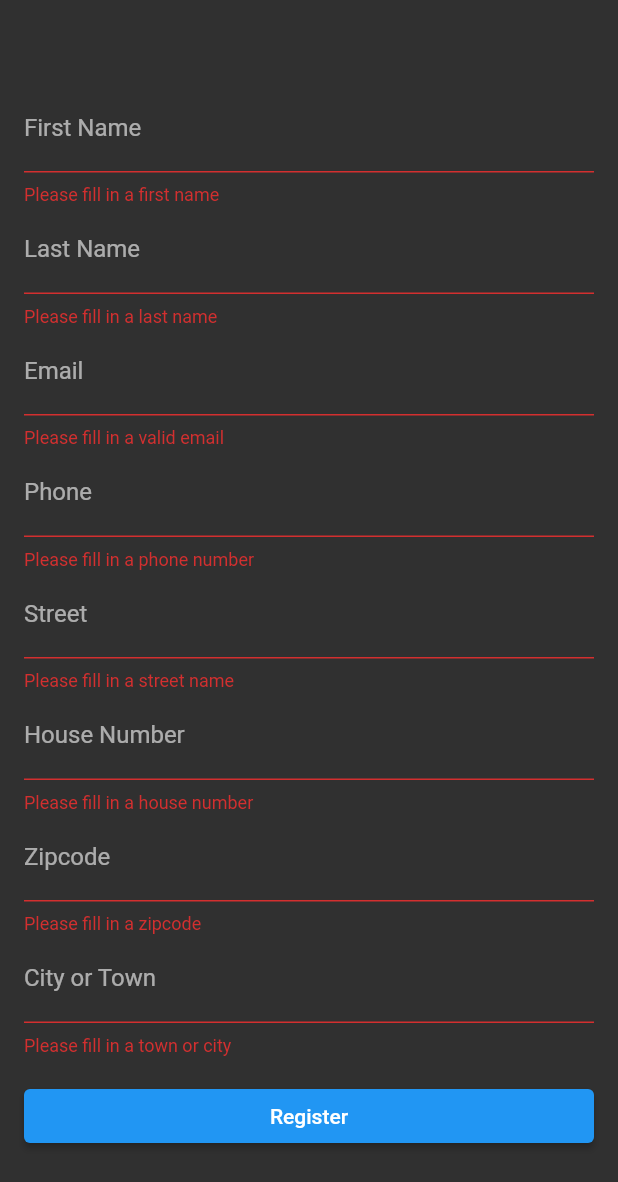
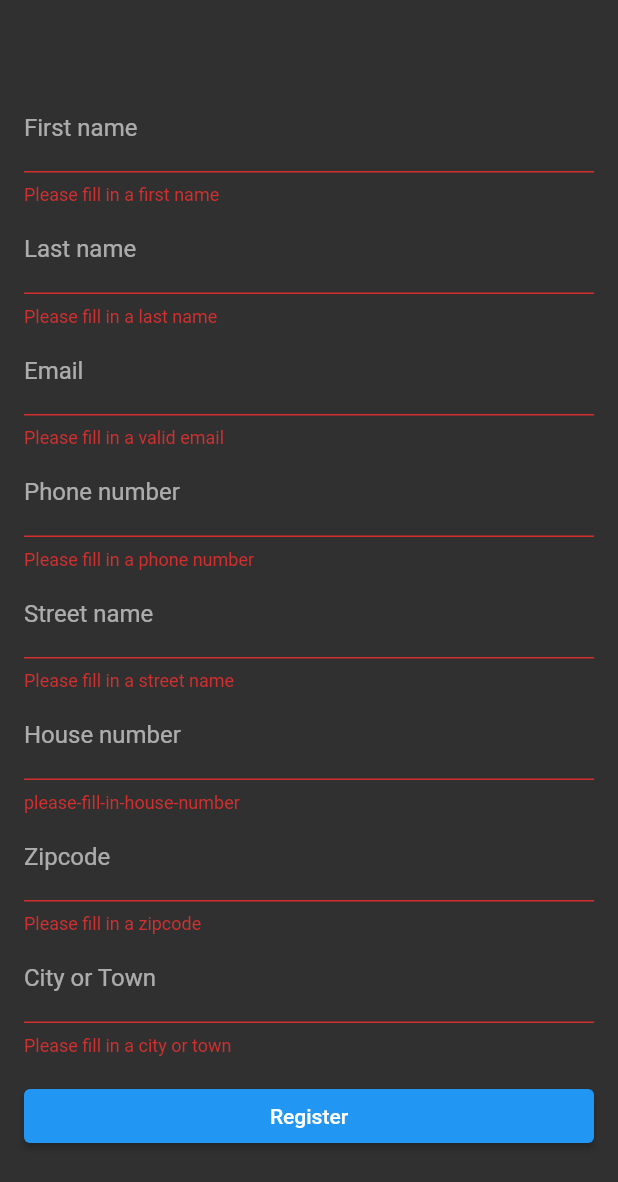
Before and after one commit to stijnschout3n/plmbr, a Flutter app: the AddCustomerScreen screen opened by its route, after a tap on "Register", on a phone screen of 412 x 824 dp. Shown: the top 1182 px of the screen. Run offline on Flutter 3.47's test engine with Material 2 defaults, Android fonts, the phone set to English and light mode, and no system bars; our stand-ins replace cloud_firestore, easy_localization, firebase_auth, firebase_core, font_awesome_flutter, google_sign_in and 5 more; missing offline and left inert: dart:ffi, searchable_listview; accounts and stored records are empty; network calls fail.

Commit message:
translations added for pages

```diff
--- a/assets/translations/en.json
+++ b/assets/translations/en.json
@@ -1,4 +1,36 @@
 {
-    "login-as-guest": "Continue as Guest"
+    "login-as-guest": "Continue as Guest",
+    "login-with-google": "Login with Google",
+    "login-test-user": "Test user",
 
+    "CRM": "CRM",
+    "add": "Add",
+    "search-customer": "Search customer",
+    "no-customers-found": "No customers found in customer database",
+    "please-fill-in-first-name": "Please fill in a first name",
+    "enter-first-name": "Enter first name",
+    "first-name": "First name",
+    "please-fill-in-last-name": "Please fill in a last name",
+    "enter-last-name": "Enter last name",
+    "last-name": "Last name",
+    "please-fill-in-email": "Please fill in a valid email",
+    "enter-email": "Enter email",
+    "please-fill-in-phone": "Please fill in a phone number",
+    "enter-phone": "Enter phone number",
+    "phone": "Phone number",
+    "please-fill-in-street": "Please fill in a street name",
+    "enter-street": "Enter street name",
+    "street": "Street name",
+    "please-fill-in-housenumber": "Please enter a house number",
+    "enter-housenumber": "Enter house number",
+    "house-number": "House number",
+    "please-fill-in-zipcode": "Please fill in a zipcode",
+    "enter-zipcode": "Enter zipcode",
+    "zipcode": "Zipcode",
+    "please-fill-in-town": "Please fill in a city or town",
+    "enter-town": "Enter city or town",
+    "town": "City or Town",
+
+    "register": "Register",
+    "registration-sent": "Registration sent"
 }
--- a/assets/translations/nl.json
+++ b/assets/translations/nl.json
@@ -1,3 +1,36 @@
 {
-    "login-as-guest": "Ga verder als gast"
+    "login-as-guest": "Ga verder als gast",
+    "login-with-google": "Login met Google",
+    "login-test-user": "Test user",
+
+    "CRM": "Klanten",
+    "add": "Voeg toe",
+    "search-customer": "Zoek klant",
+    "no-customers-found": "Geen klanten gevonden in klantenbestand",
+    "please-fill-in-first-name": "Vul s.v.p. een voornaam in",
+    "enter-first-name": "Vul voornaam in",
+    "first-name": "Voornaam",
+    "please-fill-in-last-name": "Vul s.v.p. een achternaam in",
+    "enter-last-name": "Vul achternaam in",
+    "last-name": "Achternaam",
+    "please-fill-in-email": "Vul een geldig emailadres in",
+    "enter-email": "Vul in emailadres",
+    "please-fill-in-phone": "Vul s.v.p. het telefoonnummer in",
+    "enter-phone": "Vul telefoonnummer in",
+    "phone": "Telefoonnummer",
+    "please-fill-in-street": "Vul s.v.p. een straatnaam in",
+    "enter-street": "Vul straatnaam in",
+    "street": "Straatnaam",
+    "please-fill-in-house-number": "Vul s.v.p. een huisnummer in",
+    "enter-house-number": "Vul huisnummer in",
+    "house-number": "Huisnummer",
+    "please-fill-in-zipcode": "Vul s.v.p. een postcode in",
+    "enter-zipcode": "Vul postcode in",
+    "zipcode": "Postcode",
+    "please-fill-in-town": "Vul s.v.p. een woonplaats in",
+    "enter-town": "Vul woonplaats in",
+    "town": "Woonplaats",
+
+    "register": "Registeren",
+    "registration-sent": "Registratie verzonden"
 }
--- a/lib/apps/apps.dart
+++ b/lib/apps/apps.dart
@@ -1,3 +1,4 @@
+import 'package:easy_localization/easy_localization.dart';
 import 'package:flutter/material.dart';
 import 'package:plmbr/shared/shared.dart';
 
@@ -31,10 +32,10 @@ class AppsScreen extends StatelessWidget {
                           fit: BoxFit.contain,
                         ),
                       )),
-                      const Flexible(
+                      Flexible(
                           child: Padding(
                         padding: EdgeInsets.only(left: 20, right: 20),
-                        child: Text("CRM"),
+                        child: Text(tr("CRM")),
                       ))
                     ],
                   ),
--- a/lib/crm/AddCustomer.dart
+++ b/lib/crm/AddCustomer.dart
@@ -2,6 +2,7 @@
 
 import 'dart:io';
 
+import 'package:easy_localization/easy_localization.dart';
 import 'package:flutter/material.dart';
 import 'package:font_awesome_flutter/font_awesome_flutter.dart';
 import 'package:plmbr/services/services.dart';
@@ -59,7 +60,7 @@ class _AddCustomerScreenState extends State<AddCustomerScreen> {
                     textInputAction: TextInputAction.next,
                     validator: (value) {
                       if (value == null || value.isEmpty) {
-                        return 'Please fill in a first name';
+                        return tr("please-fill-in-first-name");
                       }
                       return null;
                     },
@@ -67,8 +68,8 @@ class _AddCustomerScreenState extends State<AddCustomerScreen> {
                       _nextFocus(_lastnameFocusNode);
                     },
                     decoration: InputDecoration(
-                      hintText: 'Enter first name',
-                      labelText: 'First Name',
+                      hintText: tr("enter-first-name"),
+                      labelText: tr("first-name"),
                     ),
                   ),
                   //lastname
@@ -79,7 +80,7 @@ class _AddCustomerScreenState extends State<AddCustomerScreen> {
                     textInputAction: TextInputAction.next,
                     validator: (value) {
                       if (value == null || value.isEmpty) {
-                        return 'Please fill in a last name';
+                        return tr("please-fill-in-last-name");
                       }
                       return null;
                     },
@@ -87,8 +88,8 @@ class _AddCustomerScreenState extends State<AddCustomerScreen> {
                       _nextFocus(_emailFocusNode);
                     },
                     decoration: InputDecoration(
-                      hintText: 'Enter last name',
-                      labelText: 'Last Name',
+                      hintText: tr("enter-last-name"),
+                      labelText: tr("last-name"),
                     ),
                   ),
                   //email
@@ -103,13 +104,13 @@ class _AddCustomerScreenState extends State<AddCustomerScreen> {
                           .hasMatch(value.toString())) {
                         return null;
                       }
-                      return 'Please fill in a valid email';
+                      return tr("please-fill-in-email");
                     },
                     onFieldSubmitted: (String value) {
                       _nextFocus(_phoneFocusNode);
                     },
                     decoration: InputDecoration(
-                      hintText: 'Enter email',
+                      hintText: tr("enter-email"),
                       labelText: 'Email',
                     ),
                   ),
@@ -121,7 +122,7 @@ class _AddCustomerScreenState extends State<AddCustomerScreen> {
                     textInputAction: TextInputAction.next,
                     validator: (value) {
                       if (value == null || value.isEmpty) {
-                        return 'Please fill in a phone number';
+                        return tr("please-fill-in-phone");
                       }
                       return null;
                     },
@@ -129,8 +130,8 @@ class _AddCustomerScreenState extends State<AddCustomerScreen> {
                       _nextFocus(_streetFocusNode);
                     },
                     decoration: InputDecoration(
-                      hintText: 'Enter phone number',
-                      labelText: 'Phone',
+                      hintText: tr("enter-phone"),
+                      labelText: tr("phone"),
                     ),
                   ),
                   //street
@@ -141,7 +142,7 @@ class _AddCustomerScreenState extends State<AddCustomerScreen> {
                     textInputAction: TextInputAction.next,
                     validator: (value) {
                       if (value == null || value.isEmpty) {
-                        return 'Please fill in a street name';
+                        return tr("please-fill-in-street");
                       }
                       return null;
                     },
@@ -149,8 +150,8 @@ class _AddCustomerScreenState extends State<AddCustomerScreen> {
                       _nextFocus(_housenumberFocusNode);
                     },
                     decoration: InputDecoration(
-                      hintText: 'Enter street',
-                      labelText: 'Street',
+                      hintText: tr("enter-street"),
+                      labelText: tr("street"),
                     ),
                   ),
                   //housenumber
@@ -161,7 +162,7 @@ class _AddCustomerScreenState extends State<AddCustomerScreen> {
                     textInputAction: TextInputAction.next,
                     validator: (value) {
                       if (value == null || value.isEmpty) {
-                        return 'Please fill in a house number';
+                        return tr("please-fill-in-house-number");
                       }
                       return null;
                     },
@@ -169,8 +170,8 @@ class _AddCustomerScreenState extends State<AddCustomerScreen> {
                       _nextFocus(_zipcodeFocusNode);
                     },
                     decoration: InputDecoration(
-                      hintText: 'Enter house number',
-                      labelText: 'House Number',
+                      hintText: tr("enter-house-number"),
+                      labelText: tr("house-number"),
                     ),
                   ),
                   //zipcode
@@ -181,7 +182,7 @@ class _AddCustomerScreenState extends State<AddCustomerScreen> {
                     textInputAction: TextInputAction.next,
                     validator: (value) {
                       if (value == null || value.isEmpty) {
-                        return 'Please fill in a zipcode';
+                        return tr("please-fill-in-zipcode");
                       }
                       return null;
                     },
@@ -189,8 +190,8 @@ class _AddCustomerScreenState extends State<AddCustomerScreen> {
                       _nextFocus(_townFocusNode);
                     },
                     decoration: InputDecoration(
-                      hintText: 'Enter zipcode',
-                      labelText: 'Zipcode',
+                      hintText: tr("enter-zipcode"),
+                      labelText: tr("zipcode"),
                     ),
                   ),
                   //town
@@ -201,13 +202,13 @@ class _AddCustomerScreenState extends State<AddCustomerScreen> {
                     textInputAction: TextInputAction.done,
                     validator: (value) {
                       if (value == null || value.isEmpty) {
-                        return 'Please fill in a town or city';
+                        return tr("please-fill-in-town");
                       }
                       return null;
                     },
                     decoration: InputDecoration(
-                      hintText: 'Enter a town or city',
-                      labelText: 'City or Town',
+                      hintText: tr("enter-town"),
+                      labelText: tr("town"),
                     ),
                   ),
 
@@ -220,7 +221,7 @@ class _AddCustomerScreenState extends State<AddCustomerScreen> {
                           ),
                           child: ElevatedButton(
                             onPressed: () => _submitForm(),
-                            child: Text('Register'),
+                            child: Text(tr("register")),
                           ),
                         ),
                       ),
@@ -253,7 +254,7 @@ class _AddCustomerScreenState extends State<AddCustomerScreen> {
       FirestoreService().addCustomer(c);
 
       // If the form passes validation, display a Snackbar.
-      ScaffoldMessenger.of(context).showSnackBar(SnackBar(content: Text('Registration sent')));
+      ScaffoldMessenger.of(context).showSnackBar(SnackBar(content: Text(tr("registration-sent"))));
       Navigator.pop(context);
     }
   }
--- a/lib/login/login.dart
+++ b/lib/login/login.dart
@@ -27,12 +27,12 @@ class LoginScreen extends StatelessWidget {
               ),
             ),
             LoginButton(
-                text: 'Sign in with Google',
+                text: tr("login-with-google"),
                 icon: FontAwesomeIcons.google,
                 color: Colors.blue,
                 loginMethod: AuthService().googleLogin),
             LoginButton(
-                text: 'Test user',
+                text: tr("login-test-user"),
                 icon: FontAwesomeIcons.anchor,
                 color: Colors.red,
                 loginMethod: AuthService().emailLogin),
```
Also changed, not shown: lib/crm/crm.dart (+9 -8 lines).
